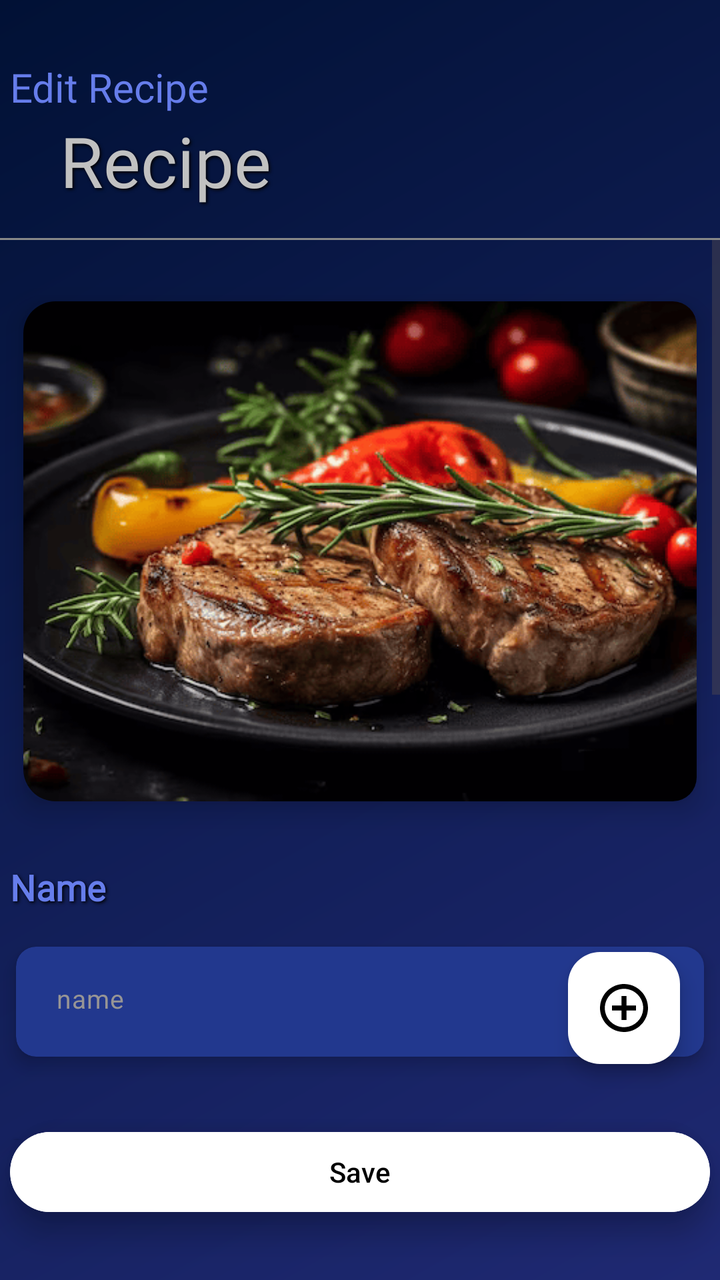
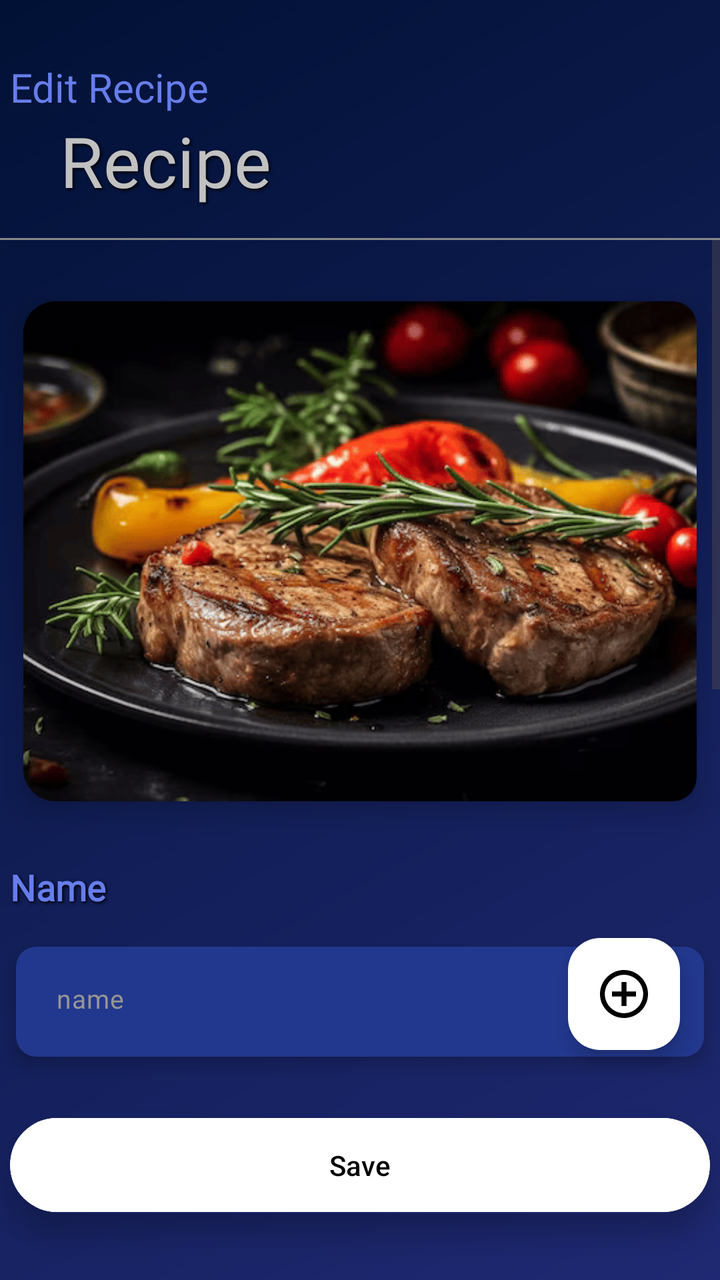

Before-and-after screenshots of an Android layout around one commit, followed by the original layout XML and the change that was made.
<!-- AndroidManifest.xml: application theme Theme.Recipe -->
<!-- res/layout/activity_edit_recipe.xml -->
<androidx.constraintlayout.widget.ConstraintLayout
    xmlns:android="http://schemas.android.com/apk/res/android"
    xmlns:app="http://schemas.android.com/apk/res-auto"
    xmlns:tools="http://schemas.android.com/tools"
    android:id="@+id/main"
    android:layout_width="match_parent"
    android:layout_height="match_parent"
    android:background="@drawable/my_background">

    

    <LinearLayout
        android:id="@+id/LinearTitle"
        android:layout_width="350dp"
        android:layout_height="wrap_content"
        android:gravity="center_vertical"
        android:orientation="horizontal"
        android:layout_marginTop="30dp"
        app:layout_constraintTop_toTopOf="parent"
        app:layout_constraintEnd_toEndOf="parent"
        app:layout_constraintStart_toStartOf="parent"
        tools:ignore="MissingConstraints">

        <TextView
            android:id="@+id/YourRecipeTextView"
            android:layout_width="0dp"
            android:layout_height="wrap_content"
            android:layout_weight="1"
            android:fontFamily="@font/archivo_black"
            android:text="Edit Recipe"
            android:textColor="@color/title_my_color"
            android:textSize="20sp" />
    </LinearLayout>


    
    <TextView
        android:id="@+id/RecipeTextViewShow"
        android:layout_width="0dp"
        android:layout_height="wrap_content"
        android:fontFamily="@font/open_sans_light"
        android:gravity="start"
        android:layout_marginStart="30dp"
        android:layout_marginEnd="30dp"
        android:minHeight="62dp"
        android:maxHeight="200dp"
        android:shadowColor="#000000"
        android:shadowDx="2"
        android:shadowDy="2"
        android:shadowRadius="4"
        android:text="Recipe"
        android:textColor="@color/my_text_view_back"
        android:textSize="35sp"
        app:layout_constraintEnd_toEndOf="parent"
        app:layout_constraintStart_toStartOf="parent"
        app:layout_constraintTop_toBottomOf="@id/LinearTitle" />

    
    <View
        android:id="@+id/lineUnderText"
        android:layout_width="0dp"
        android:layout_height="1dp"
        android:background="#888888"
        app:layout_constraintTop_toBottomOf="@id/RecipeTextViewShow"
        app:layout_constraintStart_toStartOf="parent"
        app:layout_constraintEnd_toEndOf="parent"/>

    
    <ScrollView
        android:id="@+id/scrollContent"
        android:layout_width="0dp"
        android:layout_height="0dp"
        android:fillViewport="true"
        android:layout_marginBottom="70dp"
        app:layout_constraintTop_toBottomOf="@id/lineUnderText"
        app:layout_constraintStart_toStartOf="parent"
        app:layout_constraintEnd_toEndOf="parent"
        app:layout_constraintBottom_toBottomOf="parent">

        
        <LinearLayout
            android:layout_width="match_parent"
            android:layout_height="wrap_content"
            android:orientation="vertical">


            <androidx.cardview.widget.CardView
                android:id="@+id/CardViewRecipeImage"
                android:layout_width="wrap_content"
                android:layout_height="wrap_content"
                android:layout_marginTop="15dp"
                android:layout_gravity="center"
                app:cardCornerRadius="12dp"
                app:cardElevation="8dp"
                app:cardUseCompatPadding="true"
                app:cardBackgroundColor="@android:color/transparent">


                <ImageView
                    android:id="@+id/RecipeImageView"
                    android:layout_width="350dp"
                    android:layout_height="250dp"
                    android:background="@drawable/rounded_image"
                    android:clipToOutline="true"
                    android:scaleType="centerCrop"
                    android:src="@drawable/steak"
                    tools:layout_editor_absoluteX="-66dp"
                    tools:layout_editor_absoluteY="-4dp"
                    />
            </androidx.cardview.widget.CardView>

            <TextView
                android:id="@+id/TextViewNameRecipe"
                android:layout_width="350dp"
                android:layout_height="wrap_content"
                android:layout_gravity="center"
                android:layout_marginTop="15dp"
                android:fontFamily="@font/archivo_black"
                android:shadowColor="#000000"
                android:shadowDx="2"
                android:shadowDy="2"
                android:shadowRadius="4"
                android:text="Name"
                android:textColor="@color/title_my_color"
                android:textSize="18sp"
                android:textStyle="bold" />

            <androidx.cardview.widget.CardView
                android:id="@+id/CardViewRecipeName"
                android:layout_width="wrap_content"
                android:layout_height="wrap_content"
                android:layout_gravity="center"
                android:layout_marginTop="7dp"
                android:padding="8dp"
                app:cardBackgroundColor="@android:color/transparent"
                app:cardElevation="5dp"
                app:cardCornerRadius="10dp"
                app:cardUseCompatPadding="true">



                <EditText
                    android:id="@+id/EditTextRecipe"
                    style="@style/Widget.Material3.AutoCompleteTextView.OutlinedBox"
                    android:layout_width="350dp"
                    android:layout_height="wrap_content"
                    android:minHeight="55dp"
                    android:gravity="start"
                    android:background="@drawable/textview_border"
                    android:hint="name"
                    android:inputType="text"
                    android:paddingStart="20dp"
                    android:textColor="#DCDCDC"
                    android:textColorHint="#979595"
                    android:textSize="13sp"/>

            </androidx.cardview.widget.CardView>


            
            <TextView
                android:id="@+id/TextViewIngredients"
                android:layout_width="350dp"
                android:layout_height="wrap_content"
                android:layout_gravity="center"
                android:layout_marginTop="25dp"
                android:fontFamily="@font/archivo_black"
                android:shadowColor="#000000"
                android:shadowDx="2"
                android:shadowDy="2"
                android:shadowRadius="4"
                android:text="Ingredients"
                android:textColor="@color/title_my_color"
                android:textSize="18sp"
                android:textStyle="bold" />

            <androidx.recyclerview.widget.RecyclerView
                android:id="@+id/RecyclerViewIngredients"
                android:layout_width="match_parent"
                android:layout_height="wrap_content"
                android:nestedScrollingEnabled="false"
                tools:listitem="@layout/ingredient_item"/>






            <TextView
                android:id="@+id/TextViewInstruction"
                android:layout_width="350dp"
                android:layout_height="wrap_content"
                android:layout_gravity="center"
                android:layout_marginTop="10dp"
                android:text="Instruction"
                android:textColor="@color/title_my_color"
                android:fontFamily="@font/archivo_black"
                android:textSize="18sp"
                android:textStyle="bold"
                android:shadowColor="#000000"
                android:shadowDx="2"
                android:shadowDy="2"
                android:shadowRadius="4"/>


            <androidx.cardview.widget.CardView
                android:id="@+id/CardViewInstruction"
                android:layout_width="wrap_content"
                android:layout_height="wrap_content"
                app:cardElevation="8dp"
                android:layout_marginBottom="150dp"
                app:cardCornerRadius="12dp"
                app:cardUseCompatPadding="true"
                app:cardBackgroundColor="@android:color/transparent"
                android:layout_marginTop="7dp"
                android:layout_gravity="center"
                >

            <EditText
                android:id="@+id/EditTextInsctructionRecipe"
                style="@style/Widget.Material3.AutoCompleteTextView.OutlinedBox"
                android:layout_width="350dp"
                android:layout_height="wrap_content"
                android:minHeight="200dp"
                android:background="@drawable/textview_border"
                android:gravity="top|start"
                android:layout_gravity="center"
                android:hint="instruction"
                android:inputType="textMultiLine"
                android:scrollHorizontally="false"
                android:singleLine="false"
                android:textColor="#DCDCDC"
                android:textColorHint="#979595"
                android:textSize="13sp"
                android:scrollbars="vertical"
                app:layout_constraintStart_toStartOf="parent"
                app:layout_constraintEnd_toEndOf="parent"/>
            </androidx.cardview.widget.CardView>

        </LinearLayout>


    </ScrollView>

    <com.google.android.material.floatingactionbutton.FloatingActionButton
        android:id="@+id/floatingActionButton"
        android:layout_width="wrap_content"
        android:layout_height="wrap_content"
        android:layout_marginEnd="20dp"
        android:layout_marginBottom="30dp"
        android:contentDescription="@string/app_name"
        app:backgroundTint="@color/my_textView_gray"
        app:layout_constraintBottom_toTopOf="@id/CardView"
        app:layout_constraintEnd_toEndOf="parent"
        app:srcCompat="@drawable/ic_add_recipe"
        app:tint="@color/black" />

    <androidx.cardview.widget.CardView
        android:id="@+id/CardView"
        android:layout_width="350dp"
        android:layout_height="wrap_content"
        android:layout_gravity="center"
        android:layout_marginTop="20dp"
        android:layout_marginBottom="30dp"
        app:cardBackgroundColor="@android:color/transparent"
        app:cardCornerRadius="120dp"
        app:cardElevation="8dp"
        app:layout_constraintBottom_toBottomOf="parent"
        app:layout_constraintStart_toStartOf="parent"
        app:layout_constraintEnd_toEndOf="parent">

        <Button
            android:id="@+id/RecipeEditButton"
            android:layout_width="match_parent"
            android:layout_height="match_parent"
            android:backgroundTint="@color/my_textView_gray"
            android:elevation="8dp"
            android:text="Save"
            android:textColor="@color/black" />
    </androidx.cardview.widget.CardView>

</androidx.constraintlayout.widget.ConstraintLayout>
<!-- res/layout/ingredient_item.xml (included above) -->
<?xml version="1.0" encoding="utf-8"?>
<androidx.constraintlayout.widget.ConstraintLayout xmlns:android="http://schemas.android.com/apk/res/android"
    xmlns:app="http://schemas.android.com/apk/res-auto"
    android:id="@+id/linearLayout"
    android:layout_width="match_parent"
    android:layout_height="wrap_content"
    android:layout_marginBottom="10dp">


    <Button
        android:id="@+id/ButtonDelete"
        style="@style/Widget.AppCompat.Button.Borderless.Colored"
        android:layout_width="wrap_content"
        android:layout_height="wrap_content"
        android:layout_marginEnd="30dp"
        android:minHeight="48dp"
        android:text="Delete"
        android:textColor="@android:color/holo_red_dark"
        android:textSize="10sp"
        app:layout_constraintBottom_toTopOf="@+id/LinearLayoutIngredient"
        app:layout_constraintEnd_toEndOf="parent"
        app:layout_constraintTop_toTopOf="parent" />


    <LinearLayout
        android:id="@+id/LinearLayoutIngredient"
        android:layout_width="350dp"
        android:layout_height="50dp"
        android:background="@drawable/textview_border"
        android:gravity="center"
        android:orientation="horizontal"
        app:layout_constraintBottom_toBottomOf="parent"
        app:layout_constraintEnd_toEndOf="parent"
        app:layout_constraintHorizontal_bias="0.5"
        app:layout_constraintStart_toStartOf="parent"
        app:layout_constraintTop_toBottomOf="@+id/ButtonDelete">

        <EditText
            android:id="@+id/EditTextNameIngredient"
            android:layout_width="140dp"
            android:layout_height="50dp"
            android:layout_marginStart="20dp"
            android:ellipsize="none"
            android:hint="name"
            android:paddingTop="15dp"
            android:inputType="textCapSentences"
            android:scrollHorizontally="true"
            android:textColor="@color/my_text_view_back"
            android:textColorHint="@android:color/darker_gray"
            android:textSize="13sp" />

        <FrameLayout
            android:layout_width="wrap_content"
            android:layout_height="wrap_content">

            <EditText
                android:id="@+id/EditTextWeight"
                android:layout_width="80dp"
                android:layout_height="50dp"
                android:background="@drawable/weight_border"
                android:gravity="center"
                android:hint="Weight"
                android:inputType="numberDecimal"
                android:minHeight="48dp"
                android:paddingStart="7dp"
                android:paddingEnd="7dp"
                android:textColor="@color/my_text_view_back"
                android:textColorHint="@color/my_text_view_back"
                android:textSize="12sp" />
        </FrameLayout>

        <FrameLayout
            android:layout_width="wrap_content"
            android:layout_height="wrap_content">

            <TextView
                android:id="@+id/TextViewUnit"
                android:layout_width="70dp"
                android:layout_height="50dp"
                android:background="@drawable/weight_border"
                android:gravity="center"
                android:hint="kg"
                android:inputType="numberDecimal"
                android:minHeight="48dp"
                android:textColor="@color/my_text_view_back"
                android:textColorHint="#979595"
                android:textSize="13sp" />
        </FrameLayout>

        <Spinner
            android:id="@+id/SpinnerUnit"
            android:layout_width="wrap_content"
            android:layout_height="70dp"
            android:entries="@array/ingredients_unit"
            android:minHeight="48dp" />
    </LinearLayout>


</androidx.constraintlayout.widget.ConstraintLayout>
<!-- resources referenced by this layout -->
<resources>
  <string-array name="ingredients_unit">
          <item>kg</item>
          <item>gr</item>
          <item>l</item>
          <item>ml</item>
          <item>tbsp</item>
          <item>tsp</item>
  
      </string-array>
  <color name="black">#FF000000</color>
  <color name="my_textView_gray">#FFFFFF</color>
  <color name="my_text_view_back">#C1C1C1</color>
  <color name="title_my_color">#667DEB</color>
  <!-- drawable ic_add_recipe (drawable) -->
  <vector xmlns:android="http://schemas.android.com/apk/res/android"
      android:width="512dp"
      android:height="512dp"
      android:viewportWidth="512"
      android:viewportHeight="512">
    <path
        android:pathData="M233,1c-19.9,1.8 -46.4,7.8 -64.9,14.6 -23.7,8.8 -52.9,25.4 -72.7,41.4 -10.1,8.2 -30.2,28.3 -38.4,38.4 -16,19.8 -32.6,49 -41.4,72.7 -12.4,33.6 -17.8,74.2 -14.6,109.7 1.9,21.6 7.6,47 14.6,66.1 8.8,23.7 25.4,52.9 41.4,72.7 8.2,10.1 28.3,30.2 38.4,38.4 19.8,16 49,32.6 72.7,41.4 33.6,12.4 74.2,17.8 109.7,14.6 21.6,-1.9 47,-7.6 66.1,-14.6 23.7,-8.8 52.9,-25.4 72.7,-41.4 10.1,-8.2 30.2,-28.3 38.4,-38.4 16,-19.8 32.6,-49 41.4,-72.7 7,-19.1 12.7,-44.5 14.6,-66.1 3.2,-35.5 -2.2,-76.1 -14.6,-109.7 -8.8,-23.7 -25.4,-52.9 -41.4,-72.7 -8.2,-10.1 -28.3,-30.2 -38.4,-38.4 -19.8,-16 -49,-32.6 -72.7,-41.4 -33.7,-12.4 -74.7,-17.8 -110.9,-14.6zM273.5,52c48.6,4.6 92.4,25.1 126.9,59.6 67.5,67.6 79.6,169.9 29.8,251.4 -15.7,25.7 -41.5,51.5 -67.2,67.2 -54.4,33.3 -118.8,39.7 -177.8,17.6 -27.9,-10.4 -52.3,-26.2 -73.6,-47.4 -62.5,-62.6 -78.1,-156.4 -39,-234.7 37.8,-75.7 118.5,-121.4 200.9,-113.7z"
        android:fillColor="#000000"
        android:strokeColor="#00000000"/>
    <path
        android:pathData="M230,179l0,51 -51,-0 -51,-0 0,26 0,26 51,-0 51,-0 0,51 0,51 26,-0 26,-0 0,-51 0,-51 51,-0 51,-0 0,-26 0,-26 -51,-0 -51,-0 0,-51 0,-51 -26,-0 -26,-0 0,51z"
        android:fillColor="#000000"
        android:strokeColor="#00000000"/>
  </vector>
  <!-- drawable my_background (drawable) -->
  <shape xmlns:android="http://schemas.android.com/apk/res/android"
      android:shape="rectangle">
  
  
      <gradient
          android:type="linear"
          android:startColor="#011135"
          android:endColor="#1F2973"
          android:angle="315" />
  
      <size
          android:width="1080dp"
          android:height="1920dp" />
  </shape>
  <!-- drawable rounded_image (drawable) -->
  <?xml version="1.0" encoding="utf-8"?>
  <shape xmlns:android="http://schemas.android.com/apk/res/android"
      android:shape="rectangle">
  
      <solid android:color="@android:color/transparent"/>
  
      
      <corners android:radius="16dp"/>
  </shape>
  <!-- drawable steak: png bitmap (drawable, 103174 bytes) -->
  <!-- drawable textview_border (drawable) -->
  <?xml version="1.0" encoding="utf-8"?>
  <shape xmlns:android="http://schemas.android.com/apk/res/android"
      android:shape="rectangle">
  
      
      <solid android:color="#22388E" />
  
      
  
  
      
      <corners android:radius="10dp" />
  </shape>
  <!-- drawable weight_border: png bitmap (drawable, 4779 bytes) -->
  <string name="app_name">Recipe</string>
  <style name="Theme.Recipe" parent="Base.Theme.Recipe" />
  <style name="Base.Theme.Recipe" parent="Theme.Material3.DayNight.NoActionBar">
          
          
      </style>
</resources>

<!-- the commit's change to res/layout/activity_edit_recipe.xml (unified diff, before → after) -->
@@ -182,16 +182,12 @@
                 tools:listitem="@layout/ingredient_item"/>
 
 
-
-
-
-
             <TextView
                 android:id="@+id/TextViewInstruction"
                 android:layout_width="350dp"
                 android:layout_height="wrap_content"
                 android:layout_gravity="center"
-                android:layout_marginTop="10dp"
+                android:layout_marginTop="20dp"
                 android:text="Instruction"
                 android:textColor="@color/title_my_color"
                 android:fontFamily="@font/archivo_black"
@@ -258,7 +254,7 @@
     <androidx.cardview.widget.CardView
         android:id="@+id/CardView"
         android:layout_width="350dp"
-        android:layout_height="wrap_content"
+        android:layout_height="55dp"
         android:layout_gravity="center"
         android:layout_marginTop="20dp"
         android:layout_marginBottom="30dp"
@@ -268,6 +264,9 @@
         app:layout_constraintBottom_toBottomOf="parent"
         app:layout_constraintStart_toStartOf="parent"
         app:layout_constraintEnd_toEndOf="parent">
+
+
+
 
         <Button
             android:id="@+id/RecipeEditButton"
@@ -294,7 +293,7 @@
         android:id="@+id/ButtonDelete"
         style="@style/Widget.AppCompat.Button.Borderless.Colored"
         android:layout_width="wrap_content"
-        android:layout_height="wrap_content"
+        android:layout_height="40dp"
         android:layout_marginEnd="30dp"
         android:minHeight="48dp"
         android:text="Delete"
